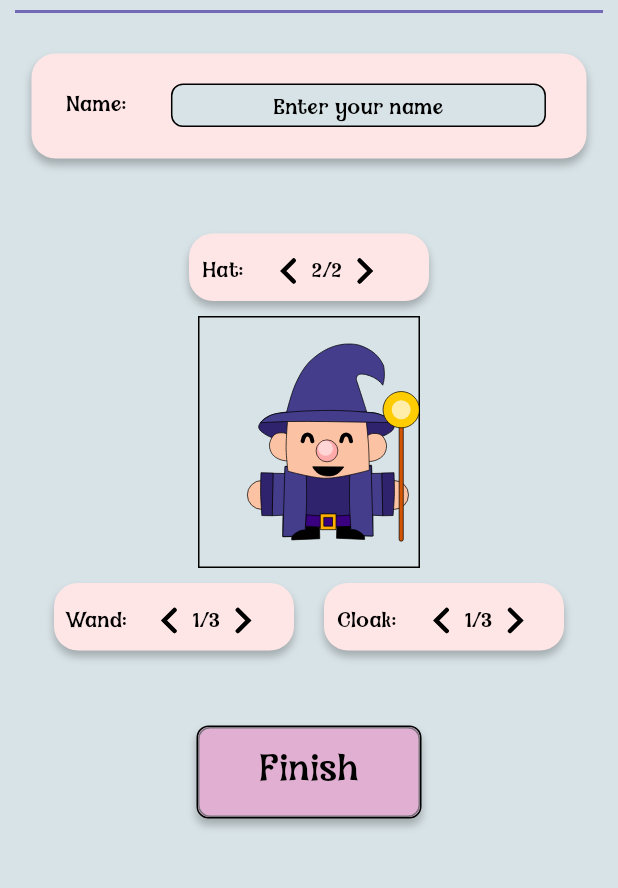
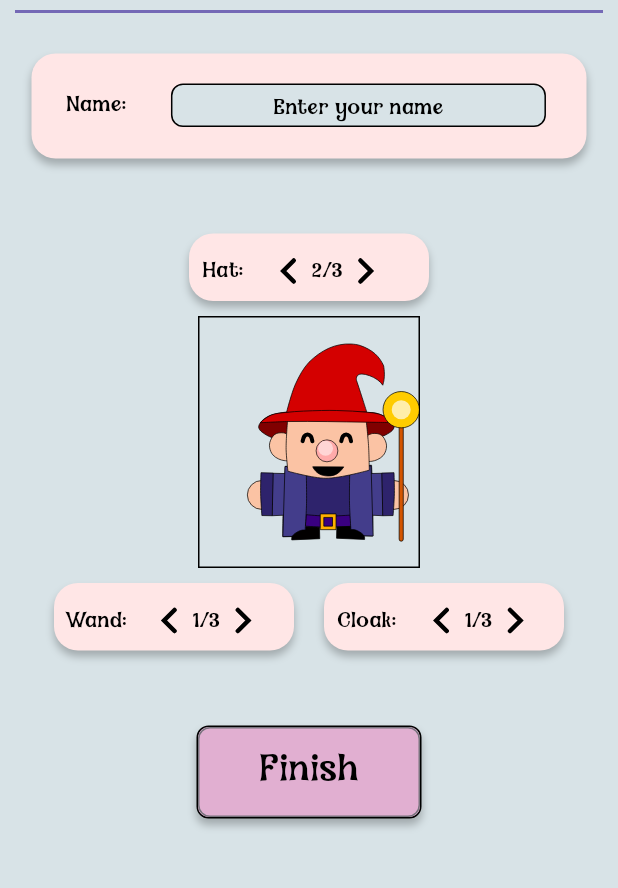
Before and after one commit to nspyrop03/hocus_focus, a Flutter app: the WelcomePage screen opened directly, after a tap on an icon or button, on a phone screen of 412 x 824 dp, the part 227-1115 px from its top. Run offline on Flutter 3.47's test engine with Material 3 defaults, Android fonts, the phone set to English and light mode, and no system bars; our stand-ins replace flutter_svg, sqflite, table_calendar; accounts and stored records are empty.

Commit message:
Finished WelcomePage wizard functionality

```diff
--- a/lib/main.dart
+++ b/lib/main.dart
@@ -1,6 +1,7 @@
 import 'package:flutter/material.dart';
 import 'package:hocus_focus/screens/calendar_page.dart';
 import 'package:hocus_focus/screens/main_page.dart';
+import 'package:hocus_focus/screens/welcome_page.dart';
 import 'package:hocus_focus/sqflite_helper.dart';
 import 'package:hocus_focus/styles/colors.dart';
 import 'package:hocus_focus/screens/spellbook_page.dart';
@@ -24,7 +25,7 @@ class MyApp extends StatelessWidget {
         scaffoldBackgroundColor: MyColors.background,
         useMaterial3: true,
       ),
-      home: MainPage()
+      home: WelcomePage() //MainPage()
     );
   }
 }
--- a/lib/screens/welcome_page.dart
+++ b/lib/screens/welcome_page.dart
@@ -1,7 +1,14 @@
 import 'package:flutter/material.dart';
 import 'package:hocus_focus/widgets/welcome_widgets.dart';
 
-class WelcomePage extends StatelessWidget {
+class WelcomePage extends StatefulWidget {
+  @override
+  State<WelcomePage> createState() => _WelcomePageState();
+}
+
+class _WelcomePageState extends State<WelcomePage> {
+  final _wizardIconKey = GlobalKey<WizardIconWidgetState>();
+
   @override
   Widget build(BuildContext context) {
     return Scaffold(
@@ -9,29 +16,55 @@ class WelcomePage extends StatelessWidget {
       child: Column(
         mainAxisAlignment: MainAxisAlignment.center,
         children: [
-            SafeArea(
-              child: PageTitleWidget(title: "Welcome to HocusFocus")
-            ),
+          SafeArea(child: PageTitleWidget(title: "Welcome to HocusFocus")),
           SizedBox(height: 20),
           NameInputFullBoxWidget(),
           SizedBox(height: 50),
-            ChangeAppearanceWidget(name: "Hat: ", maxSelections: 2),
+          ChangeAppearanceWidget(
+            name: "Hat: ",
+            type: "hat",
+            onNext: () {
+              _wizardIconKey.currentState?.nextHat();
+            },
+            onPrevious: () {
+              _wizardIconKey.currentState?.previousHat();
+            },
+          ),
           SizedBox(height: 10),
-            WizardIconWidget(),
+          WizardIconWidget(key: _wizardIconKey),
           SizedBox(height: 10),
           Row(
             mainAxisAlignment: MainAxisAlignment.center,
             children: [
-                ChangeAppearanceWidget(name: 'Wand:', maxSelections: 3,),
+              ChangeAppearanceWidget(
+                name: 'Wand:',
+                type:"wand",
+                onNext: () {
+                  _wizardIconKey.currentState?.nextWand();
+                },
+                onPrevious: () {
+                  _wizardIconKey.currentState?.previousWand();
+                },
+              ),
               SizedBox(width: 20),
-                ChangeAppearanceWidget(name: 'Cloak: ', maxSelections: 3),
+              ChangeAppearanceWidget(
+                name: 'Cloak: ',
+                type: "cloak",
+                onNext: () {
+                  _wizardIconKey.currentState?.nextCloak();
+                },
+                onPrevious: () {
+                  _wizardIconKey.currentState?.previousCloak();
+                },
+              ),
             ],
           ),
-            SizedBox(height: 50,),
+          SizedBox(
+            height: 50,
+          ),
           CreateButtonWidget(text: 'Finish'),
         ],
       ),
-      )
-    );
+    ));
   }
 }
--- a/lib/sqflite_helper.dart
+++ b/lib/sqflite_helper.dart
@@ -141,4 +141,26 @@ class DatabaseHelper {
     //like [{id: 1, title: 'Task 1', status: 1}, {id: 2, title: 'Task 2', status: 0}]
     return await db.query('task');
   }
+
+  Future<List<Map<String, dynamic>>> getItems() async {
+    final db = await database;
+    return await db.query('item');
+  }
+
+  Future<List<String>> getItemAssetsOfType(String type) async {
+    final db = await database;
+    final List<Map<String, dynamic>> maps = await db.query('item', where: 'type = ?', whereArgs: [type]);
+    return List.generate(maps.length, (i) {
+      return maps[i]['asset'];
+    });
+  }
+
+  Future<List<String>> getWizardAssetsOfType(String type) async {
+    final db = await database;
+    final List<Map<String, dynamic>> maps = await db.query('item', where: 'type = ?', whereArgs: [type]);
+    return List.generate(maps.length, (i) {
+      return maps[i]['asset'].replaceAll('assets/images/items/', 'assets/images/wizard/');
+    });
+  }
+
 }
--- a/lib/widgets/welcome_widgets.dart
+++ b/lib/widgets/welcome_widgets.dart
@@ -1,4 +1,6 @@
 import 'package:flutter/material.dart';
+import 'package:hocus_focus/screens/main_page.dart';
+import 'package:hocus_focus/sqflite_helper.dart';
 import 'package:hocus_focus/styles/colors.dart';
 import 'package:hocus_focus/styles/styles.dart';
 import 'dart:math' as math;
@@ -88,10 +90,16 @@ class InputFieldGenericWidget extends StatelessWidget {
 
 class ChangeAppearanceWidget extends StatefulWidget {
   final dynamic name;
-  final dynamic maxSelections;
+  final String type;
+  final VoidCallback onNext;
+  final VoidCallback onPrevious;
 
   const ChangeAppearanceWidget(
-      {super.key, required this.name, required this.maxSelections});
+      {super.key,
+      required this.name,
+      required this.onNext,
+      required this.onPrevious,
+      required this.type});
 
   @override
   State<ChangeAppearanceWidget> createState() => _ChangeAppearanceWidgetState();
@@ -100,9 +108,29 @@ class ChangeAppearanceWidget extends StatefulWidget {
 class _ChangeAppearanceWidgetState extends State<ChangeAppearanceWidget> {
   var currentSelection = 1;
 
+  Future<int> waitForLengthData() async {
+    var request = await DatabaseHelper().getWizardAssetsOfType(widget.type);
+    return request.length;
+  }
+
   @override
   Widget build(BuildContext context) {
-    // Figma Flutter Generator ChangeappearanceWidget - COMPONENT
+    return FutureBuilder(
+      future: waitForLengthData(),
+      builder: (context, snapshot) {
+        if (snapshot.connectionState == ConnectionState.waiting) {
+          return Container(
+              width: 160,
+              height: 45,
+              decoration: BoxDecoration(
+                borderRadius: MyStyles.roundBox16,
+                boxShadow: [MyStyles.boxShadowBasic],
+                color: MyColors.primary,
+              ),
+              child: Center(child: CircularProgressIndicator()));
+        } else if (snapshot.hasError) {
+          return Center(child: Text('Error loading assets'));
+        } else {
           return SizedBox(
               width: 160,
               height: 45,
@@ -135,13 +163,17 @@ class _ChangeAppearanceWidgetState extends State<ChangeAppearanceWidget> {
                           SizedBox(width: 22),
                           Container(
                             decoration: BoxDecoration(),
-                      padding: EdgeInsets.symmetric(horizontal: 0, vertical: 0),
+                            padding: EdgeInsets.symmetric(
+                                horizontal: 0, vertical: 0),
                             child: Row(
                               mainAxisSize: MainAxisSize.min,
                               children: <Widget>[
                                 GestureDetector(
                                   onTap: () {
                                     print('Tapped previous');
+                                    if (currentSelection > 1) {
+                                      widget.onPrevious();
+                                    }
                                     setState(() {
                                       currentSelection =
                                           math.max(1, currentSelection - 1);
@@ -153,7 +185,7 @@ class _ChangeAppearanceWidgetState extends State<ChangeAppearanceWidget> {
                                 ),
                                 SizedBox(width: 10),
                                 Text(
-                            '$currentSelection/${widget.maxSelections}',
+                                  '$currentSelection/${snapshot.data}',
                                   textAlign: TextAlign.center,
                                   style: MyStyles.magic14,
                                 ),
@@ -161,9 +193,14 @@ class _ChangeAppearanceWidgetState extends State<ChangeAppearanceWidget> {
                                 GestureDetector(
                                   onTap: () {
                                     print('Tapped next');
+                                    if (currentSelection <
+                                        (snapshot.data ?? 0)) {
+                                      widget.onNext();
+                                    }
                                     setState(() {
                                       currentSelection = math.min(
-                                    widget.maxSelections, currentSelection + 1);
+                                          snapshot.data ?? 0,
+                                          currentSelection + 1);
                                     });
                                   },
                                   child: SvgPicture.asset(
@@ -177,6 +214,9 @@ class _ChangeAppearanceWidgetState extends State<ChangeAppearanceWidget> {
                       ),
                     )),
               ]));
+        }
+      },
+    );
   }
 }
 
@@ -198,12 +238,19 @@ class CreateButtonWidget extends StatelessWidget {
             border: MyStyles.borderAll1,
           ),
           child: OutlinedButton(
-            onPressed: () {},
+            onPressed: () {
+              Navigator.pushReplacement(
+                context,
+                MaterialPageRoute(builder: (context) => MainPage()),
+              );
+            },
             style: MyStyles.createButtonStyle,
-            child: Text(text, style: MyStyles.magic24.copyWith(color: Colors.black),),
+            child: Text(
+              text,
+              style: MyStyles.magic24.copyWith(color: Colors.black),
             ),
-        )
-      );
+          ),
+        ));
   }
 }
 
@@ -232,19 +279,83 @@ class PageTitleWidget extends StatelessWidget {
   }
 }
 
-//===== It needs a ton of changes, maybe even seperate file!!! =====\\
 class WizardIconWidget extends StatefulWidget {
+  final Key? key;
+
+  WizardIconWidget({this.key}) : super(key: key);
+
   @override
-  State<WizardIconWidget> createState() => _WizardIconWidgetState();
+  State<WizardIconWidget> createState() => WizardIconWidgetState();
 }
 
-class _WizardIconWidgetState extends State<WizardIconWidget> {
+class WizardIconWidgetState extends State<WizardIconWidget> {
   final double _offsetX = 12.0;
   final double _offsetY = 0.0;
 
+  int _currentCloakIndex = 0;
+  int _currentHatIndex = 0;
+  int _currentWandIndex = 0;
+
+  void nextCloak() {
+    setState(() {
+      _currentCloakIndex += 1;
+    });
+  }
+
+  void previousCloak() {
+    setState(() {
+      _currentCloakIndex -= 1;
+    });
+  }
+
+  void nextHat() {
+    setState(() {
+      _currentHatIndex += 1;
+    });
+  }
+
+  void previousHat() {
+    setState(() {
+      _currentHatIndex -= 1;
+    });
+  }
+
+  void nextWand() {
+    print("Next wand");
+    setState(() {
+      _currentWandIndex += 1;
+    });
+  }
+
+  void previousWand() {
+    setState(() {
+      _currentWandIndex -= 1;
+    });
+  }
+
+  Future waitForData() async {
+    var myCloaks = await DatabaseHelper().getWizardAssetsOfType('cloak');
+    var myHats = await DatabaseHelper().getWizardAssetsOfType('hat');
+    var myWands = await DatabaseHelper().getWizardAssetsOfType('wand');
+    //print('Cloaks: $myCloaks');
+    return {"cloaks": myCloaks, "hats": myHats, "wands": myWands};
+  }
+
   @override
   Widget build(BuildContext context) {
-    // Figma Flutter Generator WizardiconWidget - RECTANGLE
+    return FutureBuilder(
+        future:
+            waitForData(), // I think it works now... ARE YOU FCKING KIDDING ME!!?
+        builder: (context, snapshot) {
+          if (snapshot.connectionState != ConnectionState.done) {
+            return Container(
+                width: 148,
+                height: 168,
+                decoration: BoxDecoration(
+                  border: MyStyles.borderAll1,
+                ),
+                child: Center(child: CircularProgressIndicator()));
+          } else {
             return Container(
               width: 148,
               height: 168,
@@ -257,7 +368,7 @@ class _WizardIconWidgetState extends State<WizardIconWidget> {
                     top: _offsetY + 40,
                     left: _offsetX,
                     child: SvgPicture.asset(
-              'assets/images/wizard/purple_cloak.svg',
+                      snapshot.data['cloaks'][_currentCloakIndex],
                       width: 148,
                       height: 168,
                     ),
@@ -266,7 +377,7 @@ class _WizardIconWidgetState extends State<WizardIconWidget> {
                     top: _offsetY,
                     left: _offsetX + 2.5,
                     child: SvgPicture.asset(
-              'assets/images/wizard/purple_hat.svg',
+                      snapshot.data['hats'][_currentHatIndex],
                       width: 148,
                       height: 168,
                     ),
@@ -275,12 +386,15 @@ class _WizardIconWidgetState extends State<WizardIconWidget> {
                     top: _offsetY + 18,
                     left: _offsetX + 48,
                     child: SvgPicture.asset(
-              'assets/images/wizard/yellow_wand.svg',
+                      snapshot.data['wands'][_currentWandIndex],
                       width: 148,
                       height: 168,
                     ),
                   ),
                 ],
-      ),);
+              ),
+            );
+          }
+        });
   }
 }
```
Lines whose indentation alone changed are shown as unchanged.
